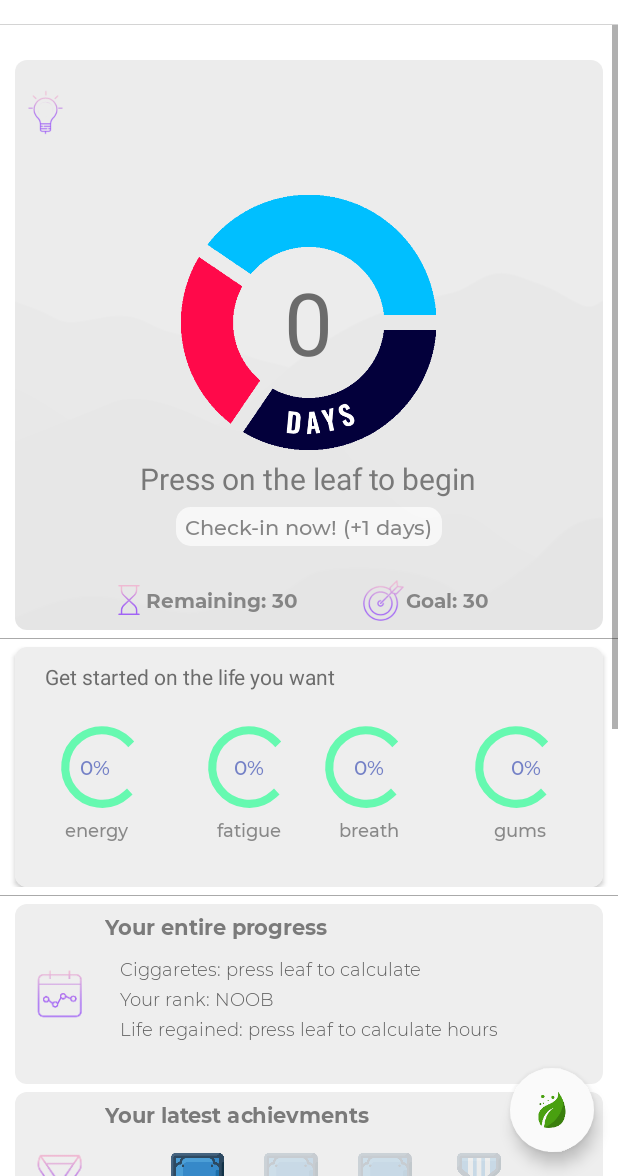
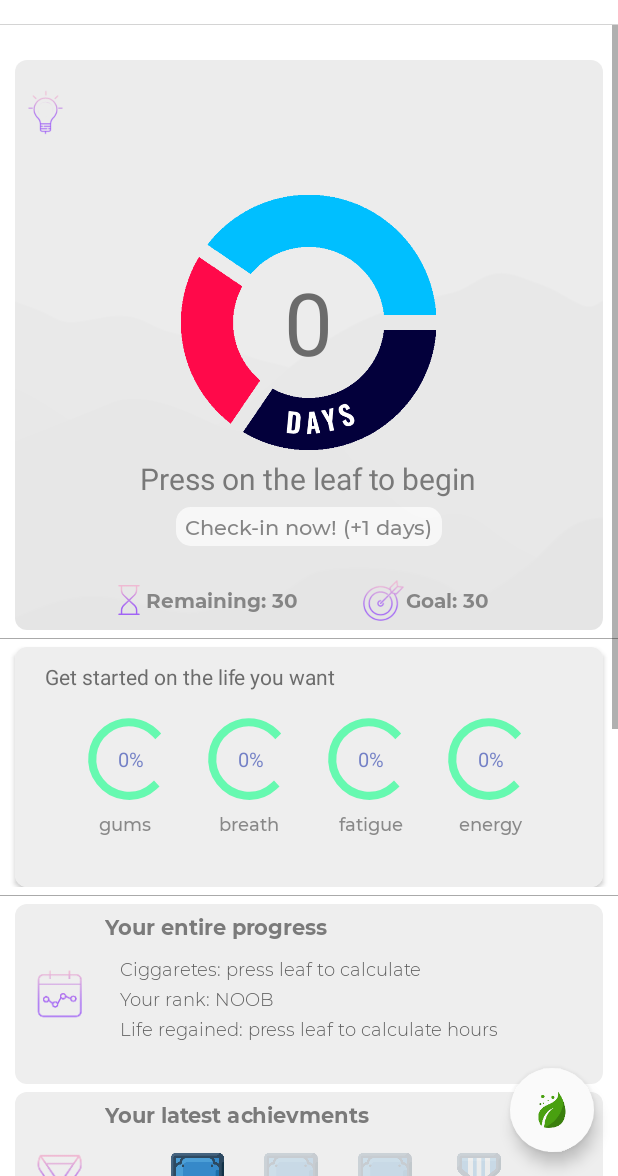
Before and after one commit to bytao7mao/brainrebootapp, an Android app: the MainActivity screen opened directly, with no data from a screen before it, on a phone screen of 412 x 824 dp, the part 60-1236 px from its top. Run offline under Robolectric (Android 15) with nearby library versions, the light colour scheme and no system bars; our stand-ins replace ButterKnife; libraries missing offline, so code that uses them is left out: com.anupcowkur.herebedragons, com.budiyev.android, com.github.javiersantos.bottomdialogs, com.shashank.sony; plain views replace CircularProgressBar; Roboto replaces fonts that are not available here; 8 statements that could not run were skipped.

Commit message:
super progress on design levels

```diff
--- a/app/src/main/java/com/taozen/quithabit/MainActivity.java
+++ b/app/src/main/java/com/taozen/quithabit/MainActivity.java
@@ -7,6 +7,7 @@ import android.content.DialogInterface;
 import android.content.Intent;
 import android.content.SharedPreferences;
 import android.content.res.Configuration;
+import android.content.res.Resources;
 import android.graphics.Color;
 import android.graphics.PorterDuff;
 import android.graphics.Typeface;
@@ -26,12 +27,15 @@ import android.text.InputType;
 import android.text.TextUtils;
 import android.util.DisplayMetrics;
 import android.util.Log;
+import android.util.TypedValue;
 import android.view.Menu;
 import android.view.MenuItem;
 import android.view.View;
+import android.view.ViewGroup;
 import android.widget.Button;
 import android.widget.EditText;
 import android.widget.ImageView;
+import android.widget.LinearLayout;
 import android.widget.ProgressBar;
 import android.widget.TextView;
 import android.widget.Toast;
@@ -250,6 +254,9 @@ public class MainActivity extends AppCompatActivity {
         progressBarBreathlevel = findViewById(R.id.progress_bar_breath);
         progressBarGumsLevel = findViewById(R.id.progress_bar_gums);
 
+        //setMargin
+        setMarginForProgress();
+
         //check online state
 //        checkActivityOnline();
         setTxtViewForUserMaxCountDaysOnStringVersion(
@@ -270,10 +277,10 @@ public class MainActivity extends AppCompatActivity {
         remainingDaysTxt.setTypeface(montSerratSimpleBoldTypeface);
         targetTxtViewId.setTypeface(montSerratSimpleBoldTypeface);
         tipofthedayTxtViewId.setTypeface(montSerratItallicTypeface);
-        txtProgressForEnergyLevels.setTypeface(montSerratMediumTypeface);
-        txtProgressForFatigue.setTypeface(montSerratMediumTypeface);
-        txtProgressForBreath.setTypeface(montSerratMediumTypeface);
-        txtProgressForGums.setTypeface(montSerratMediumTypeface);
+        txtProgressForEnergyLevels.setTypeface(montSerratBoldTypeface);
+        txtProgressForFatigue.setTypeface(montSerratBoldTypeface);
+        txtProgressForBreath.setTypeface(montSerratBoldTypeface);
+        txtProgressForGums.setTypeface(montSerratBoldTypeface);
         moneyOrTimeTextView.setTypeface(montSerratLightTypeface);
         challengeTextViewTitle.setTypeface(montSerratSimpleBoldTypeface);
         challengeTextViewSubtitle.setTypeface(montSerratLightTypeface);
@@ -1156,6 +1163,7 @@ public class MainActivity extends AppCompatActivity {
         } else if (counter > 55) {
             txtProgressForEnergyLevels.setText(100 + "%");
             progressBarEnergyLevel.setProgress(100);
+//            setMargins (txtProgressForEnergyLevels, 0, 0, -15, 0);
         }
 
         //fatigue levels
@@ -1245,6 +1253,11 @@ public class MainActivity extends AppCompatActivity {
             Intent intent = new Intent(MainActivity.this, AboutActivity.class);
             startActivity(intent);
             return true;
+        } else if (id == R.id.action_help) {
+            counter = 80;
+            counterText.setText(String.valueOf(counter));
+            editor.putInt(COUNTER, counter);
+            editor.apply();
         }
         return super.onOptionsItemSelected(item);
     }//END OF -> [MENU]
@@ -1568,4 +1581,27 @@ public class MainActivity extends AppCompatActivity {
             }
         } catch(NullPointerException e){ e.printStackTrace(); }
     }
+    private void setMarginForProgress(){
+        Resources r = this.getResources();
+        int px = (int) TypedValue.applyDimension(TypedValue.COMPLEX_UNIT_DIP, 200, r.getDisplayMetrics());
+        LinearLayout.LayoutParams params = new LinearLayout.LayoutParams(
+                LinearLayout.LayoutParams.WRAP_CONTENT,
+                LinearLayout.LayoutParams.WRAP_CONTENT);
+        params.setMargins(px, 0, 0, 0);
+        Log.d("TAOLEN10", " works the SETMARGIN + " + progressBarEnergyLevel.getProgress());
+        if (progressBarEnergyLevel.getProgress() == 100) {
+//            txtProgressForEnergyLevels.setLayoutParams(params);
+            setMargins(txtProgressForEnergyLevels, px, 0 , 0, 0);
+            Log.d("TAOLEN10", " works the SETMARGIN + " + progressBarEnergyLevel.getProgress());
+        }
+
+    }
+    private void setMargins (View view, int left, int top, int right, int bottom) {
+        if (view.getLayoutParams() instanceof ViewGroup.MarginLayoutParams) {
+            ViewGroup.MarginLayoutParams p = (ViewGroup.MarginLayoutParams) view.getLayoutParams();
+            p.setMargins(left, top, right, bottom);
+            view.requestLayout();
+        }
+    }
+
 }//[END OF MAIN CLASS]
--- a/app/src/main/res/layout/activity_main_upper_body.xml
+++ b/app/src/main/res/layout/activity_main_upper_body.xml
@@ -207,7 +207,12 @@
                 android:layout_width="match_parent"
                 android:layout_height="match_parent"
                 android:background="@color/grey_200" />
-
+            <!--<ImageView-->
+            <!--android:id="@+id/imageViewMiddleId"-->
+            <!--android:layout_width="match_parent"-->
+            <!--android:layout_height="match_parent"-->
+            <!--android:alpha="0.1"-->
+            <!--android:background="@drawable/brozsb" />-->
             <TextView
                 android:id="@+id/progressActivityId"
                 style="@style/TextColorBlack"
@@ -219,100 +224,61 @@
                 android:layout_marginTop="10dp"
                 android:textSize="14sp"
                 android:text="@string/progressactivity_get_started" />
-            <TextView
-                android:id="@+id/txtProgressIdForGums"
-                android:layout_width="wrap_content"
-                android:layout_height="wrap_content"
-                android:layout_marginRight="41dp"
-                android:layout_gravity="end|center_vertical"
-                android:text="0%"
-                android:alpha="0.7"
-                android:textSize="13sp"
-                android:textStyle="bold"
-                style="@style/TextColor2" />
-            <TextView
-                android:id="@+id/txtProgressIdForBreath"
-                android:layout_width="wrap_content"
-                android:layout_height="wrap_content"
-                android:layout_marginRight="-40dp"
-                android:layout_gravity="center|center_vertical"
-                android:text="0%"
-                android:alpha="0.7"
-                android:textSize="13sp"
-                android:textStyle="bold"
-                style="@style/TextColor2" />
-            <TextView
-                android:id="@+id/txtProgressIdForFatigue"
-                android:layout_width="wrap_content"
-                android:layout_height="wrap_content"
-                android:layout_marginRight="40dp"
-                android:layout_gravity="center|center_vertical"
-                android:text="0%"
-                android:alpha="0.7"
-                android:textSize="13sp"
-                android:textStyle="bold"
-                style="@style/TextColor2" />
-            <TextView
-                android:id="@+id/txtProgressIdForEnergy"
-                android:layout_width="wrap_content"
-                android:layout_height="wrap_content"
-                android:layout_marginStart="43dp"
-                android:layout_gravity="start|center_vertical"
-                android:text="0%"
-                android:alpha="0.7"
-                android:textSize="13sp"
-                android:textStyle="bold"
-                style="@style/TextColor2" />
+            <LinearLayout
+                android:layout_gravity="center_horizontal"
+                android:gravity="center_horizontal"
+                android:layout_marginLeft="20dp"
+                android:layout_marginTop="110dp"
+                android:layout_width="320dp"
+                android:layout_height="150dp">
             <TextView
                 android:id="@+id/textProg"
-                android:layout_width="wrap_content"
+                android:layout_width="0dp"
                 android:layout_height="wrap_content"
-                android:layout_marginBottom="30dp"
-                android:layout_marginEnd="38dp"
+                android:layout_weight="1"
                 android:textSize="12sp"
                 android:alpha="0.7"
-                android:layout_gravity="end|bottom"
                 android:text="gums"
                 style="@style/TextColorBlack" />
             <TextView
                 android:id="@+id/textProg2"
-                android:layout_width="wrap_content"
+                android:layout_width="0dp"
                 android:layout_height="wrap_content"
-                android:layout_marginRight="-40dp"
-                android:layout_marginBottom="30dp"
-                android:layout_gravity="center|bottom"
+                android:layout_weight="1"
                 android:textSize="12sp"
                 android:alpha="0.7"
                 android:text="breath"
                 style="@style/TextColorBlack" />
             <TextView
                 android:id="@+id/textProg22"
-                android:layout_width="wrap_content"
+                android:layout_width="0dp"
                 android:layout_height="wrap_content"
-                android:layout_marginRight="40dp"
-                android:layout_marginBottom="30dp"
-                android:layout_gravity="center|bottom"
+                android:layout_weight="1"
                 android:textSize="12sp"
                 android:alpha="0.7"
                 android:text="fatigue"
                 style="@style/TextColorBlack" />
             <TextView
                 android:id="@+id/textProg3"
-                android:layout_width="wrap_content"
+                android:layout_width="0dp"
                 android:layout_height="wrap_content"
-                android:layout_marginStart="33dp"
-                android:layout_marginBottom="30dp"
-                android:layout_gravity="start|bottom"
+                android:layout_weight="1"
                 android:textSize="12sp"
                 android:alpha="0.7"
                 android:text="energy"
                 style="@style/TextColorBlack" />
+            </LinearLayout>
+            <LinearLayout
+                android:layout_gravity="center_horizontal"
+                android:gravity="center_vertical"
+                android:layout_marginLeft="0dp"
+                android:layout_width="320dp"
+                android:layout_height="150dp">
                 <com.budiyev.android.circularprogressbar.CircularProgressBar
                     android:id="@+id/progress_bar_energy"
-                android:layout_width="65dp"
+                    android:layout_width="0dp"
                     android:layout_height="65dp"
-                android:layout_gravity="start|center_vertical"
-                android:layout_marginStart="25dp"
+                    android:layout_weight="1"
                     app:animateProgress="true"
                     app:backgroundStrokeColor="@color/grey_300"
                     app:backgroundStrokeWidth="3dp"
@@ -332,10 +298,9 @@
                 <!--app:wlv_borderWidth="3dp"-->
                 <com.budiyev.android.circularprogressbar.CircularProgressBar
                     android:id="@+id/progress_bar_breath"
-                android:layout_width="65dp"
+                    android:layout_width="0dp"
                     android:layout_height="65dp"
-                android:layout_gravity="center|center_vertical"
-                android:layout_marginRight="-38dp"
+                    android:layout_weight="1"
                     android:tooltipText="breath levels"
                     app:animateProgress="true"
                     app:backgroundStrokeColor="@color/grey_300"
@@ -355,10 +320,9 @@
                 <!--app:wlv_borderWidth="3dp"-->
                 <com.budiyev.android.circularprogressbar.CircularProgressBar
                     android:id="@+id/progress_bar_fatigue"
-                android:layout_width="65dp"
+                    android:layout_width="0dp"
                     android:layout_height="65dp"
-                android:layout_gravity="center|center_vertical"
-                android:layout_marginRight="40dp"
+                    android:layout_weight="1"
                     android:tooltipText="fatigue levels"
                     app:animateProgress="true"
                     app:backgroundStrokeColor="@color/grey_300"
@@ -377,10 +341,6 @@
                     app:startAngle="270" />
                 <com.budiyev.android.circularprogressbar.CircularProgressBar
                     android:id="@+id/progress_bar_gums"
-                android:layout_width="65dp"
-                android:layout_height="65dp"
-                android:layout_gravity="end|center_vertical"
-                android:layout_marginRight="25dp"
                     android:tooltipText="gums levels"
                     app:animateProgress="true"
                     app:backgroundStrokeColor="@color/grey_300"
@@ -396,10 +356,100 @@
                     app:maximum="100"
                     app:progress="50"
                     app:progressAnimationDuration="100"
-                app:startAngle="270" />
+                    app:startAngle="270"
+                    android:layout_width="0dp"
+                    android:layout_height="65dp"
+                    android:layout_weight="1"/>
+                <!--android:layout_width="65dp"-->
+                <!--android:layout_height="65dp"-->
+                <!--android:layout_gravity="end|center_vertical"-->
+            </LinearLayout>
             <!--app:foregroundStrokeColor="#66F9B0"-->
             <!--app:wlv_borderWidth="3dp"76FF03 #00BFFF
             app:foregroundStrokeColor="#ffff4081"-->
+            <FrameLayout
+                xmlns:android="http://schemas.android.com/apk/res/android"
+                android:layout_width="match_parent"
+                android:layout_height="wrap_content">
+                <LinearLayout
+                    android:layout_gravity="center_horizontal"
+                    android:gravity="center_vertical"
+                    android:layout_marginRight="30dp"
+                    android:layout_marginLeft="12dp"
+                    android:paddingLeft="45dp"
+                    android:paddingRight="5dp"
+                    android:layout_width="370dp"
+                    android:layout_height="150dp">
+                    <!--<LinearLayout-->
+                    <!--android:layout_gravity="center_horizontal"-->
+                    <!--android:gravity="center_vertical"-->
+                    <!--android:layout_marginLeft="23dp"-->
+                    <!--android:layout_marginRight="30dp"-->
+                    <!--android:padding="15dp"-->
+                    <!--android:layout_width="350dp"-->
+                    <!--android:layout_height="150dp">-->
+                    <TextView
+                        android:id="@+id/txtProgressIdForEnergy"
+                        android:layout_width="wrap_content"
+                        android:layout_height="wrap_content"
+                        android:layout_weight="1"
+                        android:gravity="center"
+                        android:text="0%"
+                        android:alpha="0.7"
+                        android:textSize="13sp"
+                        android:textStyle="bold"
+                        style="@style/TextColor2" />
+                    <!--android:layout_width="wrap_content"-->
+                    <!--android:layout_height="wrap_content"-->
+                    <!--android:layout_marginStart="45dp"-->
+                    <!--android:layout_gravity="start|center_vertical"-->
+                    <TextView
+                        android:id="@+id/txtProgressIdForBreath"
+                        android:layout_width="wrap_content"
+                        android:layout_height="wrap_content"
+                        android:layout_weight="1"
+                        android:gravity="center"
+                        android:text="0%"
+                        android:alpha="0.7"
+                        android:textSize="13sp"
+                        android:textStyle="bold"
+                        style="@style/TextColor2" />
+                    <!--android:layout_width="wrap_content"-->
+                    <!--android:layout_height="wrap_content"-->
+                    <!--android:layout_marginRight="-40dp"-->
+                    <!--android:layout_gravity="center|center_vertical"-->
+                    <TextView
+                        android:id="@+id/txtProgressIdForFatigue"
+                        android:layout_width="wrap_content"
+                        android:layout_height="wrap_content"
+                        android:layout_weight="1"
+                        android:gravity="center"
+                        android:text="0%"
+                        android:alpha="0.7"
+                        android:textSize="13sp"
+                        android:textStyle="bold"
+                        style="@style/TextColor2" />
+                    <!--android:layout_width="wrap_content"-->
+                    <!--android:layout_height="wrap_content"-->
+                    <!--android:layout_marginRight="40dp"-->
+                    <!--android:layout_gravity="center|center_vertical"-->
+                    <TextView
+                        android:id="@+id/txtProgressIdForGums"
+                        android:layout_width="wrap_content"
+                        android:layout_height="wrap_content"
+                        android:layout_weight="1"
+                        android:gravity="center"
+                        android:text="0%"
+                        android:alpha="0.7"
+                        android:textSize="13sp"
+                        android:textStyle="bold"
+                        style="@style/TextColor2" />
+                    <!--android:layout_width="wrap_content"-->
+                    <!--android:layout_height="wrap_content"-->
+                    <!--android:layout_marginRight="43dp"-->
+                    <!--android:layout_gravity="end|center_vertical"-->
+                </LinearLayout>
+            </FrameLayout>
         </android.support.v7.widget.CardView>
     </FrameLayout>
 </RelativeLayout>
```
Lines whose indentation alone changed are shown as unchanged.
